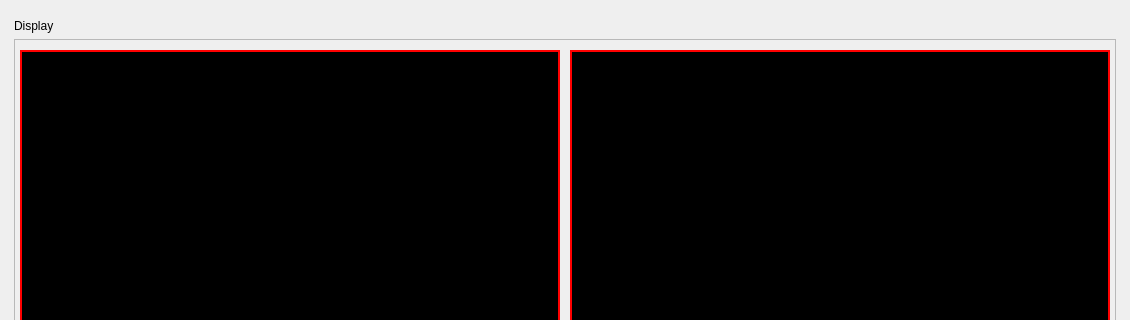
Old version of the form stereo_viewer/stereo_viewer.ui in the repository labforge/sdk-demos; both pictures show x 0 to 1130 and y 0 to 320 of the 1130 by 685 pixel window.
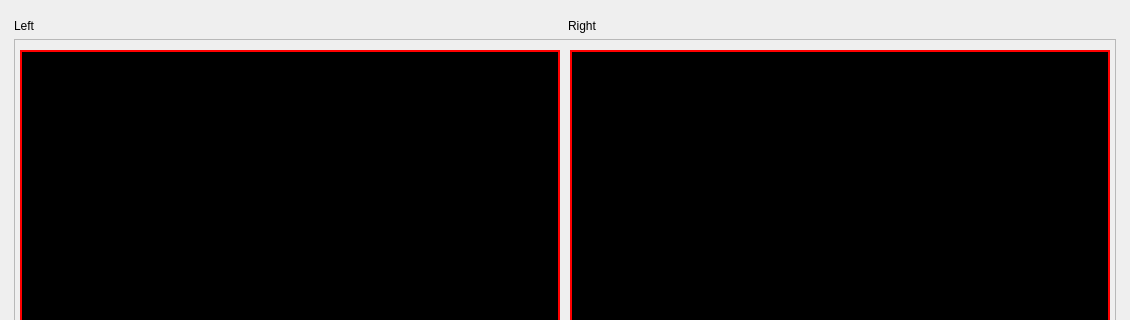
New version of the form. Custom widgets are drawn as their Qt base class.

Diff of the .ui file:
```diff
--- a/stereo_viewer/stereo_viewer.ui
+++ b/stereo_viewer/stereo_viewer.ui
@@ -56,11 +56,22 @@
          <number>5</number>
         </property>
         <item>
-         <widget class="QLabel" name="labelDisplay">
+         <layout class="QHBoxLayout" name="horizontalLayout_2">
+          <item>
+           <widget class="QLabel" name="lblDisplayLeft">
           <property name="text">
-           <string>Display</string>
-          </property>
-         </widget>
+             <string>Left</string>
+            </property>
+           </widget>
+          </item>
+          <item>
+           <widget class="QLabel" name="lblDisplayRight">
+            <property name="text">
+             <string>Right</string>
+            </property>
+           </widget>
+          </item>
+         </layout>
         </item>
         <item>
          <widget class="QFrame" name="frameView">
```
Lines whose indentation alone changed are shown as unchanged.
